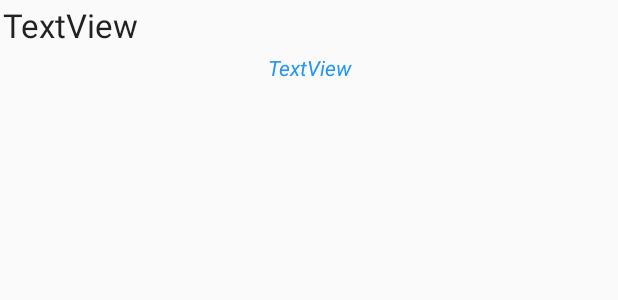
After one commit to norbo112/RssOlvaso, an Android app: the layout rss_lv_item.xml on its own in the app's theme, with its tools: preview values and no code run, on a phone screen of 412 x 824 dp. The commit adds this screen. Shown: the top 300 px of the screen. Run offline under Robolectric (Android 15) with nearby library versions, the phone set to English and light mode, and no system bars.

Commit message:
kisebb kiegészítés javítás

```diff
--- a/app/src/main/java/com/norbo/android/projects/rssolvaso/rcview/RssItemAdapter.java
+++ b/app/src/main/java/com/norbo/android/projects/rssolvaso/rcview/RssItemAdapter.java
@@ -15,6 +15,7 @@ import android.widget.Toast;
 import androidx.annotation.NonNull;
 import androidx.recyclerview.widget.RecyclerView;
 
+import com.google.android.material.floatingactionbutton.FloatingActionButton;
 import com.norbo.android.projects.rssolvaso.R;
 import com.norbo.android.projects.rssolvaso.model.RssItem;
 
@@ -43,7 +44,7 @@ public class RssItemAdapter extends RecyclerView.Adapter<RssItemViewHolder> {
         TextView tvTitle = holder.tvTitle;
         TextView tvPubDate = holder.tvPubDate;
         TextView tvDesc = holder.tvDesc;
-        Button btnGo = holder.btnGo;
+        FloatingActionButton btnGo = holder.btnGo;
 
         RssItem rssItem = rssItems.get(position);
         tvTitle.setText(rssItem.getTitle());
--- a/app/src/main/java/com/norbo/android/projects/rssolvaso/rcview/RssItemViewHolder.java
+++ b/app/src/main/java/com/norbo/android/projects/rssolvaso/rcview/RssItemViewHolder.java
@@ -7,13 +7,14 @@ import android.widget.TextView;
 import androidx.annotation.NonNull;
 import androidx.recyclerview.widget.RecyclerView;
 
+import com.google.android.material.floatingactionbutton.FloatingActionButton;
 import com.norbo.android.projects.rssolvaso.R;
 
 public class RssItemViewHolder extends RecyclerView.ViewHolder {
     TextView tvTitle;
     TextView tvPubDate;
     TextView tvDesc;
-    Button btnGo;
+    FloatingActionButton btnGo;
 
     public RssItemViewHolder(@NonNull View itemView) {
         super(itemView);
--- /dev/null
+++ b/app/src/main/res/drawable/ic_visibility_black_24dp.xml
@@ -0,0 +1,5 @@
+<vector android:height="24dp" android:tint="#001D82"
+    android:viewportHeight="24.0" android:viewportWidth="24.0"
+    android:width="24dp" xmlns:android="http://schemas.android.com/apk/res/android">
+    <path android:fillColor="#FF000000" android:pathData="M12,4.5C7,4.5 2.73,7.61 1,12c1.73,4.39 6,7.5 11,7.5s9.27,-3.11 11,-7.5c-1.73,-4.39 -6,-7.5 -11,-7.5zM12,17c-2.76,0 -5,-2.24 -5,-5s2.24,-5 5,-5 5,2.24 5,5 -2.24,5 -5,5zM12,9c-1.66,0 -3,1.34 -3,3s1.34,3 3,3 3,-1.34 3,-3 -1.34,-3 -3,-3z"/>
+</vector>
--- a/app/src/main/res/layout/activity_uj_hir_felvetele.xml
+++ b/app/src/main/res/layout/activity_uj_hir_felvetele.xml
@@ -4,7 +4,7 @@
     xmlns:tools="http://schemas.android.com/tools"
     android:layout_width="match_parent"
     android:layout_height="match_parent"
-    android:background="#A1C5B54B"
+    android:background="#43A047"
     android:orientation="vertical"
     android:padding="8dp"
     tools:context=".UjHirFelvetele">
--- /dev/null
+++ b/app/src/main/res/layout/rss_lv_item.xml
@@ -0,0 +1,26 @@
+<?xml version="1.0" encoding="utf-8"?>
+<LinearLayout xmlns:android="http://schemas.android.com/apk/res/android"
+    android:layout_width="match_parent"
+    android:layout_height="wrap_content"
+    android:orientation="vertical">
+
+    <TextView
+        android:id="@+id/tvCsatNev"
+        android:layout_width="match_parent"
+        android:layout_height="wrap_content"
+        android:padding="2dp"
+        android:text="TextView"
+        android:textAppearance="@style/TextAppearance.AppCompat.Large" />
+
+    <TextView
+        android:id="@+id/tvCsatLink"
+        android:layout_width="match_parent"
+        android:layout_height="wrap_content"
+        android:gravity="center"
+        android:padding="2dp"
+        android:text="TextView"
+        android:textAppearance="@style/TextAppearance.AppCompat.Body1"
+        android:textColor="#2196F3"
+        android:textIsSelectable="false"
+        android:textStyle="italic" />
+</LinearLayout>
--- a/app/src/main/res/values/styles.xml
+++ b/app/src/main/res/values/styles.xml
@@ -3,7 +3,7 @@
     <!-- Base application theme. -->
     <style name="AppTheme" parent="Theme.AppCompat.Light.DarkActionBar">
         <!-- Customize your theme here. -->
-        <item name="colorPrimary">@color/colorPrimary</item>
+        <item name="colorPrimary">@android:color/background_dark</item>
         <item name="colorPrimaryDark">@color/colorPrimaryDark</item>
         <item name="colorAccent">@color/colorAccent</item>
     </style>
```
Also changed, not shown: app/src/main/java/com/norbo/android/projects/rssolvaso/MainActivity.java (+5 -2 lines), app/src/main/java/com/norbo/android/projects/rssolvaso/model/sajatlv/SajatListViewAdapter.java (added, +56 -0 lines), app/src/main/res/layout/rssitem_layout.xml (+11 -9 lines).
